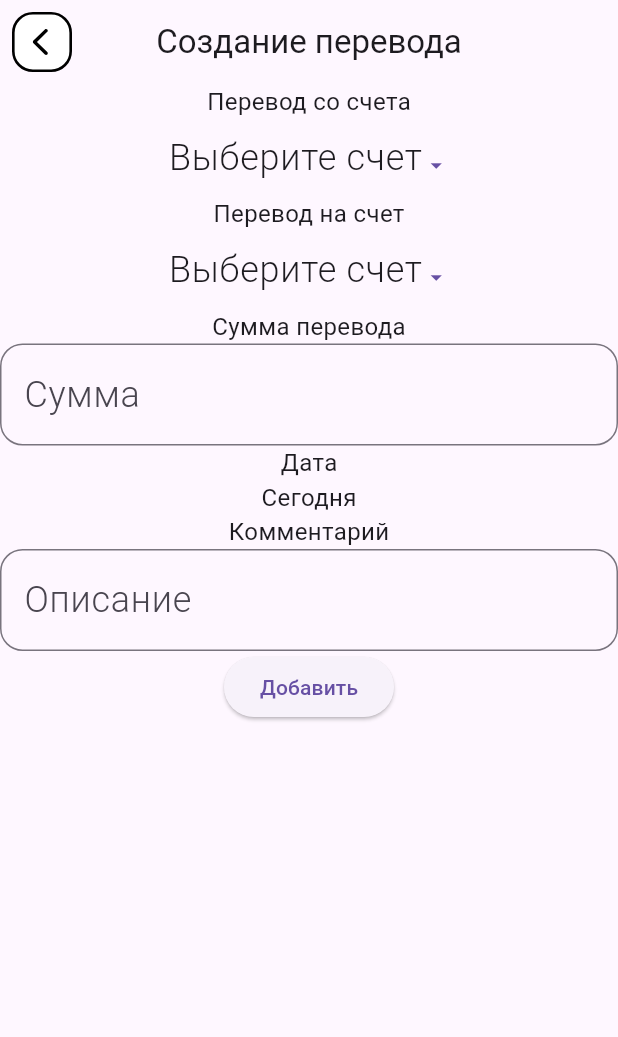
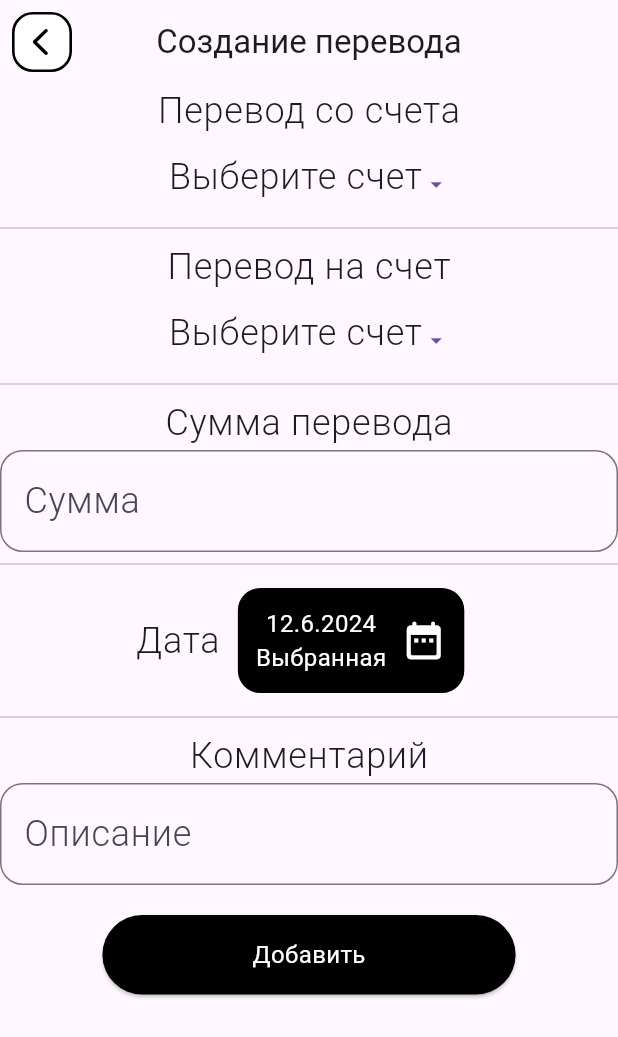
Before and after one commit to MeynSpain/finance, a Flutter app: the NewTransferPage screen opened by its route, on a phone screen of 412 x 824 dp. Shown: the top 1037 px of the screen. Run offline on Flutter 3.47's test engine with Material 3 defaults, Android fonts, the phone set to English and light mode, and no system bars; our stand-ins replace bloc, cloud_firestore, equatable, firebase_auth, firebase_core, fl_chart and 6 more; missing offline and left inert: talker_bloc_logger, tree_view_flutter; accounts and stored records are empty; Roboto replaces fonts that are missing (Geologica); statements that could not run were skipped.

Commit message:
Немного поправил верстку

```diff
--- a/lib/features/transfers/view/pages/new_transfer_page.dart
+++ b/lib/features/transfers/view/pages/new_transfer_page.dart
@@ -3,6 +3,7 @@ import 'package:finance/core/models/account_model.dart';
 import 'package:finance/core/services/money_service.dart';
 import 'package:finance/core/services/snack_bar_service.dart';
 import 'package:finance/features/categories/bloc/categories_bloc.dart';
+import 'package:finance/features/categories/view/widgets/data_widget.dart';
 import 'package:finance/features/transfers/bloc/transfers_bloc.dart';
 import 'package:finance/features/transfers/view/dialogs/select_account_dialog.dart';
 import 'package:firebase_auth/firebase_auth.dart';
@@ -33,6 +34,8 @@ class _NewTransferPageState extends State<NewTransferPage> {
   List<String> list = ['1', '2'];
   String _sel = '1';
 
+  DateTime _selectedDate = DateTime.now();
+
   @override
   void initState() {
     _amountTextController.addListener(_formatSummaInput);
@@ -51,9 +54,7 @@ class _NewTransferPageState extends State<NewTransferPage> {
     String input = _amountTextController.text.replaceAll(' ', '');
 
     // Check if there is more than one comma and truncate if necessary
-    if (input
-        .split(',')
-        .length > 2) {
+    if (input.split(',').length > 2) {
       input = input.replaceFirst(RegExp(r',(?=.*,)'), '');
     }
 
@@ -103,7 +104,10 @@ class _NewTransferPageState extends State<NewTransferPage> {
       body: SingleChildScrollView(
         child: Column(
           children: [
-            Text('Перевод со счета'),
+            Text(
+              'Перевод со счета',
+              style: theme.textTheme.bodyLarge,
+            ),
             BlocBuilder<TransfersBloc, TransfersState>(
               builder: (context, state) {
                 return Row(
@@ -113,8 +117,7 @@ class _NewTransferPageState extends State<NewTransferPage> {
                       onPressed: () {
                         showDialog(
                             context: context,
-                            builder: (context) =>
-                                SelectAccountDialog(
+                            builder: (context) => SelectAccountDialog(
                                   accounts: [
                                     ...state.notSelectedAccounts,
                                     if (state.fromAccount != null)
@@ -132,23 +135,30 @@ class _NewTransferPageState extends State<NewTransferPage> {
                                 ));
                       },
                       child: RichText(
-                        text: TextSpan(style: theme.textTheme.bodyLarge, children: [
+                        text: TextSpan(
+                            style: theme.textTheme.bodyLarge,
+                            children: [
                               TextSpan(
-                            text: state.fromAccount?.name ?? 'Выберите счет',
+                                text:
+                                    state.fromAccount?.name ?? 'Выберите счет',
                               ),
                               WidgetSpan(child: Icon(Icons.arrow_drop_down))
                             ]),
                       ),
                     ),
                     state.fromAccount != null
-                        ? Text('${moneyService.convert(
-                        state.fromAccount!.balance, 100)} руб.')
+                        ? Text(
+                            '${moneyService.convert(state.fromAccount!.balance, 100)} руб.')
                         : SizedBox()
                   ],
                 );
               },
             ),
-            Text('Перевод на счет'),
+            Divider(),
+            Text(
+              'Перевод на счет',
+              style: theme.textTheme.bodyLarge,
+            ),
             BlocBuilder<TransfersBloc, TransfersState>(
               builder: (context, state) {
                 return Row(
@@ -158,12 +168,11 @@ class _NewTransferPageState extends State<NewTransferPage> {
                       onPressed: () {
                         showDialog(
                             context: context,
-                            builder: (context) =>
-                                SelectAccountDialog(
+                            builder: (context) => SelectAccountDialog(
                                   accounts: [
                                     ...state.notSelectedAccounts,
-                                    if (state.toAccount != null) state
-                                        .toAccount!
+                                    if (state.toAccount != null)
+                                      state.toAccount!
                                   ],
                                   selectedAccount: state.toAccount,
                                   accept: (AccountModel? account) {
@@ -177,7 +186,8 @@ class _NewTransferPageState extends State<NewTransferPage> {
                                 ));
                       },
                       child: RichText(
-                        text: TextSpan(style: theme.textTheme.bodyLarge,
+                        text: TextSpan(
+                            style: theme.textTheme.bodyLarge,
                             children: [
                               TextSpan(
                                 text: state.toAccount?.name ?? 'Выберите счет',
@@ -187,14 +197,18 @@ class _NewTransferPageState extends State<NewTransferPage> {
                       ),
                     ),
                     state.toAccount != null
-                        ? Text('${moneyService.convert(
-                        state.toAccount!.balance, 100)} руб.')
+                        ? Text(
+                            '${moneyService.convert(state.toAccount!.balance, 100)} руб.')
                         : SizedBox()
                   ],
                 );
               },
             ),
-            Text('Сумма перевода'),
+            Divider(),
+            Text(
+              'Сумма перевода',
+              style: theme.textTheme.bodyLarge,
+            ),
             TextField(
               controller: _amountTextController,
               // expands: false,
@@ -210,9 +224,55 @@ class _NewTransferPageState extends State<NewTransferPage> {
                 hintText: 'Сумма',
               ),
             ),
-            Text('Дата'),
-            Text('Сегодня'),
-            Text('Комментарий'),
+            Divider(),
+
+            // Text('Сегодня'),
+            Row(
+              mainAxisAlignment: MainAxisAlignment.center,
+              children: [
+                Text(
+                  'Дата',
+                  style: theme.textTheme.bodyLarge,
+                ),
+                TextButton(
+                  onPressed: () async {
+                    DateTime? dateTime = await showDatePicker(
+                      context: context,
+                      firstDate: DateTime(2000),
+                      lastDate: DateTime(3000),
+                      initialDate: _selectedDate,
+                    );
+
+                    if (dateTime != null) {
+                      setState(() {
+                        _selectedDate = dateTime;
+                      });
+                    }
+                  },
+                  child: DataWidget(
+                    isSelected: true,
+                    date:
+                        '${_selectedDate.day}.${_selectedDate.month}.${_selectedDate.year}',
+                    dayName: 'Выбранная',
+                    childrenWidgets: [
+                      SizedBox(
+                        width: 10,
+                      ),
+                      Icon(
+                        Icons.date_range_rounded,
+                        color: Colors.white,
+                        size: 30,
+                      ),
+                    ],
+                  ),
+                ),
+              ],
+            ),
+            Divider(),
+            Text(
+              'Комментарий',
+              style: theme.textTheme.bodyLarge,
+            ),
             TextField(
               controller: _descriptionTextController,
               // expands: false,
@@ -223,7 +283,17 @@ class _NewTransferPageState extends State<NewTransferPage> {
                 hintText: 'Описание',
               ),
             ),
+            SizedBox(height: 20,),
             ElevatedButton(
+                style: ElevatedButton.styleFrom(
+                  backgroundColor: Colors.black,
+                  foregroundColor: Colors.white,
+                  textStyle: theme.textTheme.bodyMedium,
+                  padding: EdgeInsets.symmetric(
+                    vertical: 15,
+                    horizontal: 100,
+                  ),
+                ),
                 onPressed: () {
                   String amount = _amountTextController.text.trim();
                   String description = _descriptionTextController.text.trim();
@@ -250,7 +320,7 @@ class _NewTransferPageState extends State<NewTransferPage> {
                             toAccount: toAccount,
                             amount: summa,
                             description: description,
-                            dateTime: DateTime.now(),
+                            dateTime: _selectedDate,
                           ),
                         );
                         Navigator.of(context).pop();
```
Also changed, not shown: lib/core/services/bar_chart_service.dart (+13 -0 lines), lib/features/bar_chart/view/pages/bar_chart_page.dart (+29 -8 lines). Lines whose indentation alone changed are shown as unchanged.
